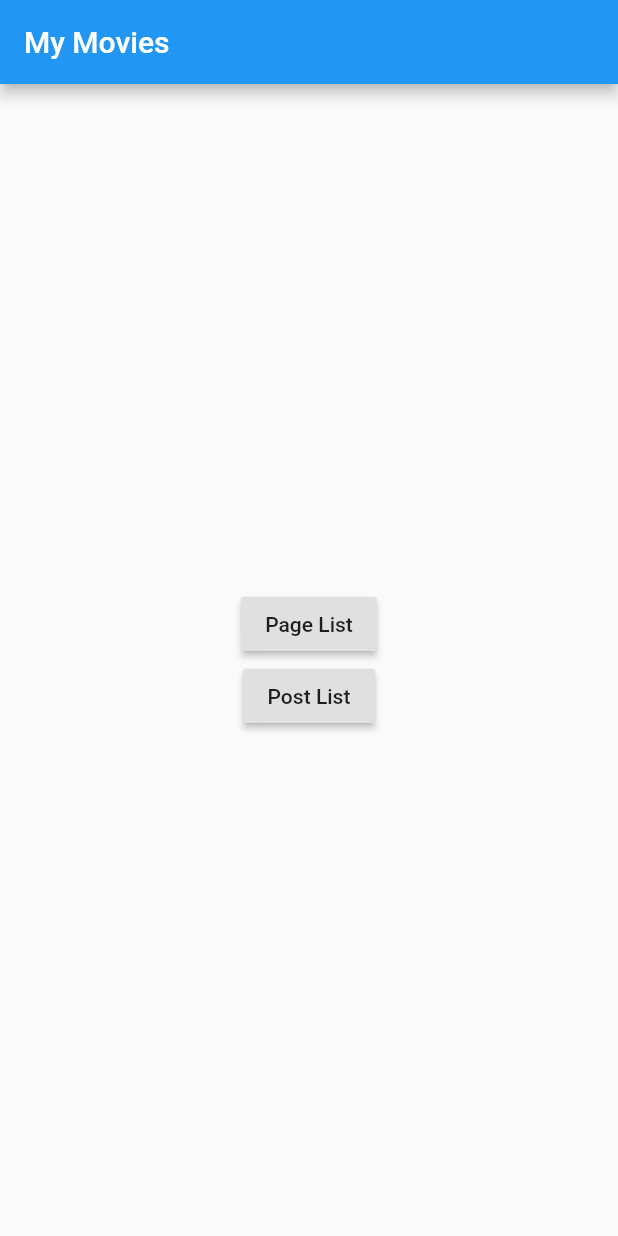
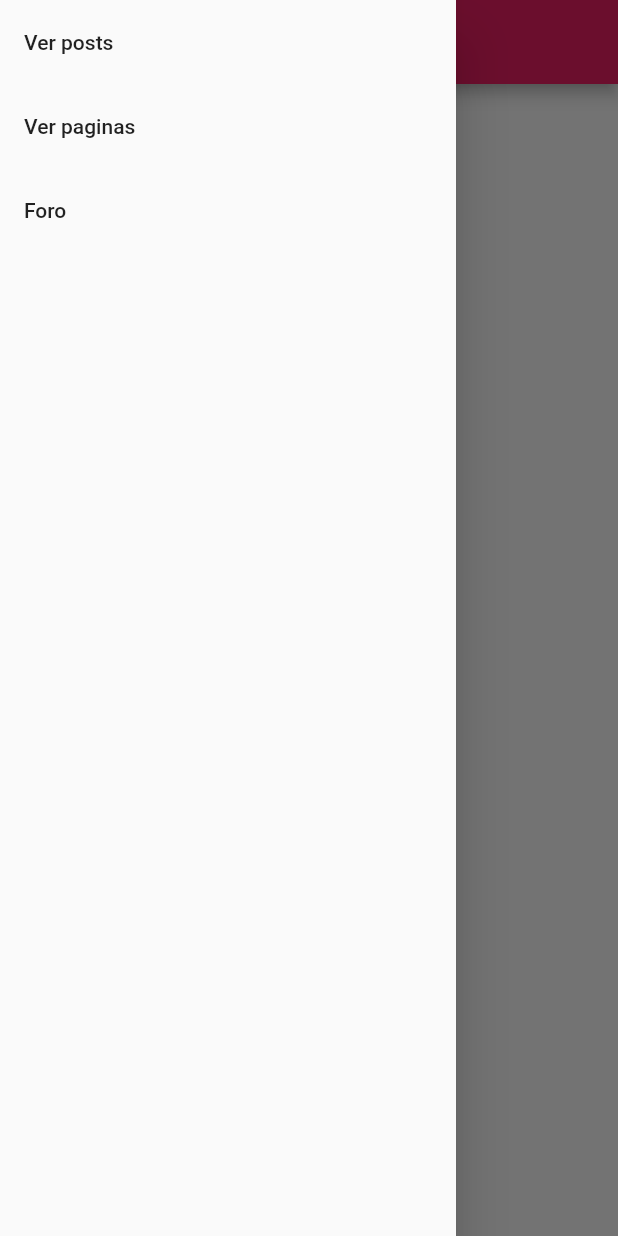
Before and after one commit to vibesitsolutions/guadaskate, a Flutter app: the screen it shows after launch, with the side drawer open (before the commit the screen has no drawer), on a phone screen of 412 x 824 dp. Run offline on Flutter 3.47's test engine with Material 2 defaults, Android fonts, the phone set to English and light mode, and no system bars; our stand-ins replace flutter_markdown, rxdart; missing offline and left inert: html2md; network calls fail.

Commit message:
New content

```diff
--- a/lib/main.dart
+++ b/lib/main.dart
@@ -3,6 +3,7 @@ import 'dart:async';
 import 'package:flutter/material.dart';
 import 'package:guadaskate/src/blocs/bloc_provider.dart';
 import 'package:guadaskate/src/blocs/post_bloc.dart';
+import 'package:guadaskate/src/theme/main_theme.dart';
 import 'package:guadaskate/src/ui/home_page.dart';
 
 Future<void> main() async {
@@ -20,9 +21,7 @@ class App extends StatelessWidget {
   Widget build(BuildContext context) {
     return MaterialApp(
       title: 'Movies',
-      theme: ThemeData(
-        primarySwatch: Colors.blue,
-      ),
+      theme: MainTheme.getMainTheme(),
       home: HomePage(),
     );
   }
--- a/lib/src/models/page_model.dart
+++ b/lib/src/models/page_model.dart
@@ -7,8 +7,6 @@ class PageModel {
       _results.add(page);
     }
   }
-
-  PageModel();
 
   List<Page> get results => _results;
 }
@@ -21,7 +19,6 @@ class Page {
   String _link;
   String _content;
   String _commentStatus;
-  int _author;
 
   Page(page) {
     _id = page['id'];
@@ -31,12 +28,9 @@ class Page {
     _link = page['link'];
     _content = page['content']['rendered'];
     _commentStatus = page['open'];
-    _author = page['author'];
   }
 
   int get id => _id;
-
-  int get author => _author;
 
   String get commentStatus => _commentStatus;
 
--- a/lib/src/models/post_model.dart
+++ b/lib/src/models/post_model.dart
@@ -7,8 +7,6 @@ class PostModel {
       _results.add(post);
     }
   }
-
-  PostModel();
 
   List<Post> get results => _results;
 }
@@ -21,7 +19,6 @@ class Post {
   String _link;
   String _content;
   String _commentStatus;
-  String _author;
 
   Post(post) {
     _id = post['id'];
@@ -31,12 +28,9 @@ class Post {
     _link = post['link'];
     _content = post['content']['rendered'];
     _commentStatus = post['open'];
-    _author = post['_embedded']["author"]["name"];
   }
 
   int get id => _id;
-
-  String get author => _author;
 
   String get commentStatus => _commentStatus;
 
--- /dev/null
+++ b/lib/src/theme/main_theme.dart
@@ -0,0 +1,13 @@
+import 'package:flutter/material.dart';
+
+class MainTheme {
+  static ThemeData getMainTheme() {
+    return ThemeData(
+        primaryColor: Colors.pink,
+        accentColor: Colors.white,
+        textTheme: TextTheme(
+            headline: TextStyle(fontSize: 72.0, fontWeight: FontWeight.bold),
+            title: TextStyle(fontSize: 36.0),
+            body1: TextStyle(fontSize: 14.0)));
+  }
+}
--- a/lib/src/ui/home_page.dart
+++ b/lib/src/ui/home_page.dart
@@ -4,12 +4,14 @@ import 'package:guadaskate/src/blocs/page_bloc.dart';
 import 'package:guadaskate/src/blocs/post_bloc.dart';
 import 'package:guadaskate/src/ui/page_page.dart';
 import 'package:guadaskate/src/ui/post_page.dart';
+import 'package:guadaskate/src/widget/drawer.dart';
 
 class HomePage extends StatelessWidget {
   @override
   Widget build(BuildContext context) {
     return Scaffold(
-      appBar: AppBar(title: Text('My Movies')),
+      appBar: AppBar(title: Text('Guadalajara Show 2018')),
+      drawer: MyDrawer(),
       body: Center(
         child: Column(
           mainAxisAlignment: MainAxisAlignment.center,
@@ -33,8 +35,7 @@ class HomePage extends StatelessWidget {
   }
 
   void _openPost(BuildContext context) {
-    Navigator.of(context)
-        .push(MaterialPageRoute(builder: (BuildContext context) {
+    Navigator.of(context).push(MaterialPageRoute(builder: (BuildContext context) {
       return BlocProvider<PostBloc>(
         bloc: PostBloc(),
         child: PostPage(),
@@ -43,8 +44,7 @@ class HomePage extends StatelessWidget {
   }
 
   void _openPage(BuildContext context) {
-    Navigator.of(context)
-        .push(MaterialPageRoute(builder: (BuildContext context) {
+    Navigator.of(context).push(MaterialPageRoute(builder: (BuildContext context) {
       return BlocProvider<PageBloc>(
         bloc: PageBloc(),
         child: PagePage(),
--- a/lib/src/ui/post_page.dart
+++ b/lib/src/ui/post_page.dart
@@ -1,6 +1,6 @@
 import 'package:flutter/material.dart';
+import 'package:flutter_markdown/flutter_markdown.dart';
 import 'package:html2md/html2md.dart' as html2md;
-import 'package:flutter_markdown/flutter_markdown.dart';
 
 import '../blocs/bloc_provider.dart';
 import '../blocs/post_bloc.dart';
@@ -25,8 +25,7 @@ class PostPage extends StatelessWidget {
           Expanded(
             child: StreamBuilder(
                 stream: _postBloc.outPostList,
-                builder:
-                    (BuildContext context, AsyncSnapshot<List<Post>> posts) {
+                builder: (BuildContext context, AsyncSnapshot<List<Post>> posts) {
                   if (posts.hasData)
                     return _buildList(posts);
                   else if (posts.hasError) {
@@ -43,13 +42,11 @@ class PostPage extends StatelessWidget {
   Widget _buildList(AsyncSnapshot<List<Post>> posts) {
     return GridView.builder(
         itemCount: posts.data.length,
-        gridDelegate:
-            SliverGridDelegateWithFixedCrossAxisCount(crossAxisCount: 1),
+        gridDelegate: SliverGridDelegateWithFixedCrossAxisCount(crossAxisCount: 1),
         itemBuilder: (BuildContext context, int index) {
-          return Column(children: <Widget>[
-            Text(posts.data[index].title),
-            //MarkdownBody(data: html2md.convert(posts.data[index].content))
-          ]);
+          return Card(
+              child: Column(children: <Widget>[Text(posts.data[index].title),
+              MarkdownBody(data: html2md.convert(posts.data[index].content))]));
         });
   }
 }
--- /dev/null
+++ b/lib/src/widget/drawer.dart
@@ -0,0 +1,59 @@
+import 'package:flutter/material.dart';
+
+class MyDrawer extends StatefulWidget {
+  final String username, mail;
+
+  MyDrawer({
+    Key key,
+    @required this.username,
+    @required this.mail,
+  }) : super(key: key);
+
+  @override
+  State<StatefulWidget> createState() => _MyDrawerState();
+}
+
+class _MyDrawerState extends State<MyDrawer> {
+  bool _isLogged = false;
+
+  @override
+  Widget build(BuildContext context) {
+    return Drawer(
+      elevation: 16.0,
+      child: ListView(
+        padding: EdgeInsets.all(0.0),
+        children: <Widget>[
+          _isLogged
+              ? UserAccountsDrawerHeader(
+                  accountName: Text(widget.mail ?? ""),
+                  accountEmail: Text(widget.username ?? "Invitado"),
+                  currentAccountPicture:
+                      CircleAvatar(child: Text(widget.username.substring(0, 1) ?? "I"), backgroundColor: Colors.white, radius: 10.0),
+                  decoration: BoxDecoration(color: Colors.pink))
+              : Container(),
+          ListTile(
+            title: Text('Ver posts'),
+            onTap: () {
+              // Update the state of the app
+              // ...
+            },
+          ),
+          ListTile(
+            title: Text('Ver paginas'),
+            onTap: () {
+              // Update the state of the app
+              // ...
+            },
+          ),
+          ListTile(
+            title: Text('Foro'),
+            onTap: () {
+              // Update the state of the app
+              // ...
+            },
+          ),
+        ],
+      ),
+    );
+  }
+}
```
Also changed, not shown: lib/src/config/globals.dart (+5 -5 lines), lib/src/rest/rest_call.dart (+5 -14 lines), lib/src/ui/page_page.dart (+27 -28 lines).
